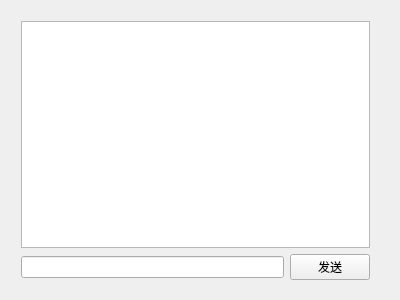
Cauthey/NetdiskTcpClient, file tcpclient.ui: the form before one commit.
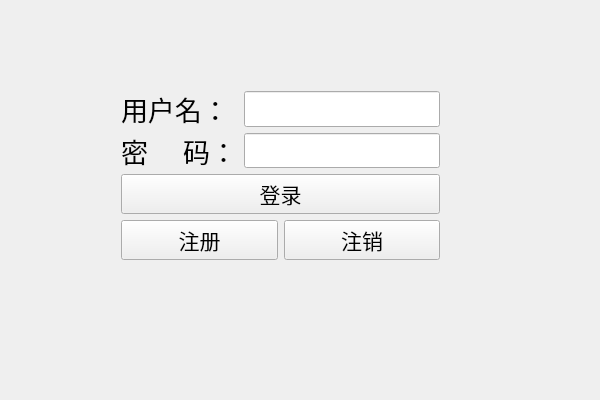
The form after the commit.

Commit message: 登录逻辑-客户端

```diff
--- a/tcpclient.ui
+++ b/tcpclient.ui
@@ -6,35 +6,142 @@
    <rect>
     <x>0</x>
     <y>0</y>
-    <width>400</width>
-    <height>300</height>
+    <width>600</width>
+    <height>400</height>
    </rect>
   </property>
+  <property name="minimumSize">
+   <size>
+    <width>600</width>
+    <height>400</height>
+   </size>
+  </property>
+  <property name="maximumSize">
+   <size>
+    <width>600</width>
+    <height>400</height>
+   </size>
+  </property>
   <property name="windowTitle">
    <string>TcpClient</string>
   </property>
   <widget class="QWidget" name="">
    <property name="geometry">
     <rect>
-     <x>10</x>
-     <y>10</y>
-     <width>371</width>
-     <height>281</height>
+     <x>110</x>
+     <y>80</y>
+     <width>341</width>
+     <height>191</height>
     </rect>
    </property>
    <layout class="QVBoxLayout" name="verticalLayout">
     <item>
-     <widget class="QTextEdit" name="textEdit"/>
+     <layout class="QGridLayout" name="gridLayout">
+      <item row="0" column="0">
+       <widget class="QLabel" name="name_lab">
+        <property name="font">
+         <font>
+          <family>Agency FB</family>
+          <pointsize>20</pointsize>
+         </font>
+        </property>
+        <property name="text">
+         <string>用户名：</string>
+        </property>
+       </widget>
+      </item>
+      <item row="0" column="1">
+       <widget class="QLineEdit" name="name_le">
+        <property name="font">
+         <font>
+          <family>Agency FB</family>
+          <pointsize>20</pointsize>
+         </font>
+        </property>
+       </widget>
+      </item>
+      <item row="1" column="0">
+       <widget class="QLabel" name="pwd_lab">
+        <property name="font">
+         <font>
+          <family>Agency FB</family>
+          <pointsize>20</pointsize>
+         </font>
+        </property>
+        <property name="text">
+         <string>密     码：</string>
+        </property>
+       </widget>
+      </item>
+      <item row="1" column="1">
+       <widget class="QLineEdit" name="pwd_le">
+        <property name="font">
+         <font>
+          <family>Agency FB</family>
+          <pointsize>20</pointsize>
+         </font>
+        </property>
+        <property name="layoutDirection">
+         <enum>Qt::LeftToRight</enum>
+        </property>
+        <property name="echoMode">
+         <enum>QLineEdit::Password</enum>
+        </property>
+       </widget>
+      </item>
+     </layout>
+    </item>
+    <item>
+     <spacer name="verticalSpacer">
+      <property name="orientation">
+       <enum>Qt::Vertical</enum>
+      </property>
+      <property name="sizeHint" stdset="0">
+       <size>
+        <width>20</width>
+        <height>40</height>
+       </size>
+      </property>
+     </spacer>
+    </item>
+    <item>
+     <widget class="QPushButton" name="login_pb">
+      <property name="font">
+       <font>
+        <family>Agency FB</family>
+        <pointsize>16</pointsize>
+       </font>
+      </property>
+      <property name="text">
+       <string>登录</string>
+      </property>
+     </widget>
     </item>
     <item>
      <layout class="QHBoxLayout" name="horizontalLayout">
       <item>
-       <widget class="QLineEdit" name="lineEdit"/>
+       <widget class="QPushButton" name="regist_pb">
+        <property name="font">
+         <font>
+          <family>Agency FB</family>
+          <pointsize>16</pointsize>
+         </font>
+        </property>
+        <property name="text">
+         <string>注册</string>
+        </property>
+       </widget>
       </item>
       <item>
-       <widget class="QPushButton" name="send_pb">
+       <widget class="QPushButton" name="cancel_pb">
+        <property name="font">
+         <font>
+          <family>Agency FB</family>
+          <pointsize>16</pointsize>
+         </font>
+        </property>
         <property name="text">
-         <string>发送</string>
+         <string>注销</string>
         </property>
        </widget>
       </item>
```
The commit also changes 4 other files.
